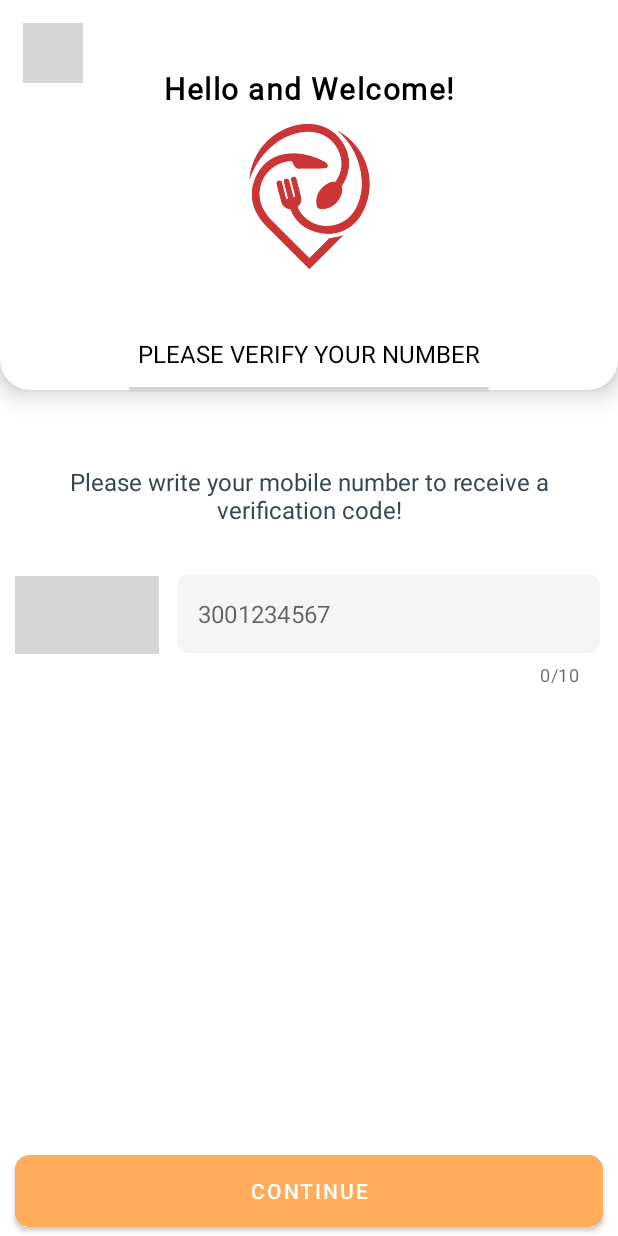
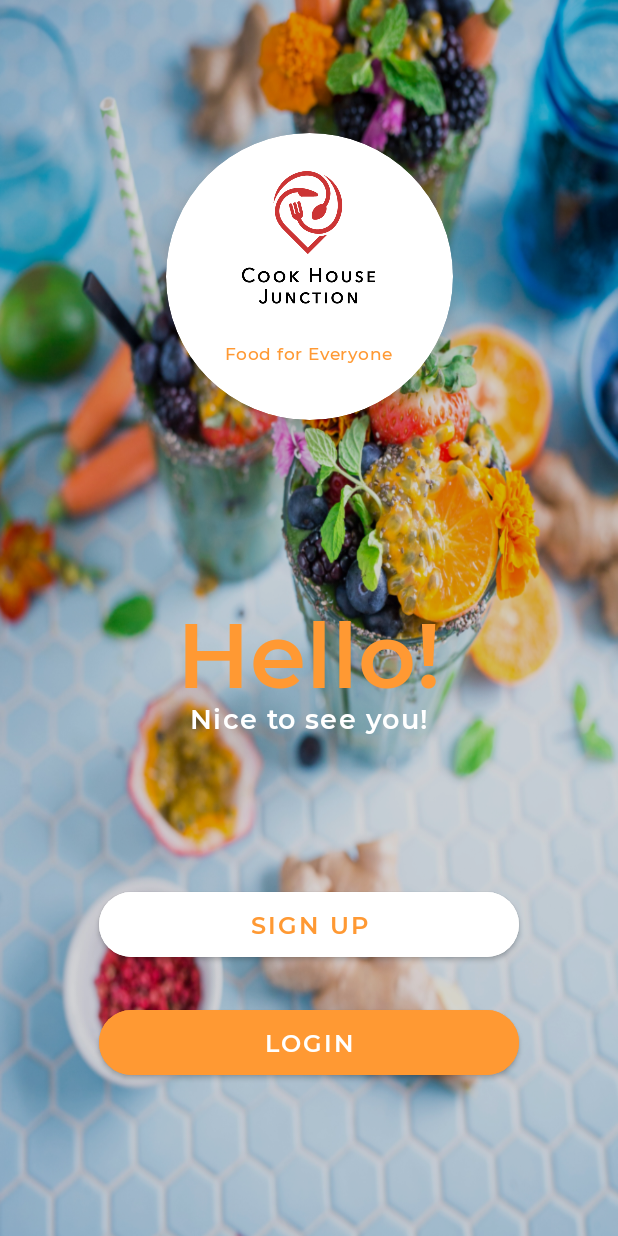
Before and after one commit to UzairAhmed7623/FoodBox, an Android app: the screen it shows after launch (Login before the commit, Welcome after it), on a phone screen of 412 x 824 dp. Run offline under Robolectric (Android 15) with nearby library versions, the light colour scheme and no system bars; libraries missing offline, so code that uses them is left out: com.daimajia.androidanimations, com.podcopic.animationlib; plain views replace CountryCodePicker; 5 statements that could not run were skipped; grey boxes are pictures that could not be loaded.

Commit message:
Commit 12!

```diff
--- a/app/build.gradle
+++ b/app/build.gradle
@@ -138,4 +138,10 @@ dependencies {
 
     implementation 'com.flaviofaria:kenburnsview:1.0.7'
 
+    implementation 'com.github.AppIntro:AppIntro:6.1.0'
+
+    implementation 'com.daimajia.androidanimations:library:2.4@aar'
+
+    implementation 'com.github.ratty3697:android-smart-animation-library:1.6'
+
 }
--- /dev/null
+++ b/app/src/main/java/com/inkhornsolutions/foodbox/Welcome.java
@@ -0,0 +1,70 @@
+package com.inkhornsolutions.foodbox;
+
+import androidx.appcompat.app.AppCompatActivity;
+import androidx.cardview.widget.CardView;
+
+import android.os.Bundle;
+import android.os.Handler;
+import android.view.View;
+import android.view.WindowManager;
+import android.widget.TextView;
+
+import com.daimajia.androidanimations.library.Techniques;
+import com.daimajia.androidanimations.library.YoYo;
+import com.google.android.material.button.MaterialButton;
+import com.podcopic.animationlib.library.AnimationType;
+import com.podcopic.animationlib.library.StartSmartAnimation;
+
+public class Welcome extends AppCompatActivity {
+
+    private TextView tvHello, tvHello2;
+    private CardView cardView;
+    private MaterialButton btnSignUp, btnLogin;
+
+    @Override
+    protected void onCreate(Bundle savedInstanceState) {
+        super.onCreate(savedInstanceState);
+        setContentView(R.layout.activity_welcome);
+
+        getWindow().setFlags(WindowManager.LayoutParams.FLAG_FULLSCREEN, WindowManager.LayoutParams.FLAG_FULLSCREEN);
+
+        tvHello = (TextView) findViewById(R.id.tvHello);
+        tvHello2 = (TextView) findViewById(R.id.tvHello2);
+        cardView = (CardView) findViewById(R.id.cardView);
+        btnSignUp = (MaterialButton) findViewById(R.id.btnSignUp);
+        btnLogin = (MaterialButton) findViewById(R.id.btnLogin);
+
+        StartSmartAnimation.startAnimation( tvHello,
+                AnimationType.FadeInRight , 2000 , 0 , true,300);
+
+        StartSmartAnimation.startAnimation( tvHello2,
+                AnimationType.FadeInLeft , 2000 , 0 , true, 300);
+
+
+        new Handler().postDelayed(new Runnable() {
+            @Override
+            public void run() {
+                cardView.setVisibility(View.VISIBLE);
+
+                StartSmartAnimation.startAnimation( cardView,
+                        AnimationType.RollIn , 2000 , 0 , true, 300);
+
+            }
+        },2000);
+
+        new Handler().postDelayed(new Runnable() {
+            @Override
+            public void run() {
+                btnSignUp.setVisibility(View.VISIBLE);
+                btnLogin.setVisibility(View.VISIBLE);
+
+                StartSmartAnimation.startAnimation( btnSignUp,
+                        AnimationType.ShakeBand , 2000 , 0 , true, 300);
+
+                StartSmartAnimation.startAnimation( btnLogin,
+                        AnimationType.ShakeBand , 2000 , 0 , true, 300);
+
+            }
+        },4000);
+    }
+}
--- a/app/src/main/res/layout/activity_login.xml
+++ b/app/src/main/res/layout/activity_login.xml
@@ -169,7 +169,10 @@
             android:layout_width="match_parent"
             android:layout_height="60dp"
             android:layout_alignParentBottom="true"
-            android:layout_margin="10dp"
+            android:layout_marginStart="10dp"
+            android:layout_marginTop="10dp"
+            android:layout_marginEnd="10dp"
+            android:layout_marginBottom="10dp"
             android:backgroundTint="@color/myColorSecond"
             android:text="CONTINUE"
             android:textColor="@android:color/white"
--- /dev/null
+++ b/app/src/main/res/layout/activity_welcome.xml
@@ -0,0 +1,126 @@
+<?xml version="1.0" encoding="utf-8"?>
+<androidx.constraintlayout.widget.ConstraintLayout xmlns:android="http://schemas.android.com/apk/res/android"
+    xmlns:app="http://schemas.android.com/apk/res-auto"
+    xmlns:tools="http://schemas.android.com/tools"
+    android:layout_width="match_parent"
+    android:layout_height="match_parent"
+    android:background="@drawable/first_screen"
+    tools:context=".Welcome">
+
+    <androidx.cardview.widget.CardView
+        android:id="@+id/cardView"
+        android:layout_width="191dp"
+        android:layout_height="191dp"
+        app:cardCornerRadius="95.5dp"
+        app:cardElevation="15dp"
+        android:visibility="invisible"
+        app:layout_constraintBottom_toBottomOf="parent"
+        app:layout_constraintEnd_toEndOf="parent"
+        app:layout_constraintStart_toStartOf="parent"
+        app:layout_constraintTop_toTopOf="parent"
+        app:layout_constraintVertical_bias="0.14">
+
+        <RelativeLayout
+            android:layout_width="match_parent"
+            android:layout_height="wrap_content"
+            app:layout_constraintBottom_toBottomOf="parent"
+            app:layout_constraintEnd_toEndOf="parent"
+            app:layout_constraintStart_toStartOf="parent"
+            app:layout_constraintTop_toTopOf="parent">
+
+            <ImageView
+                android:id="@+id/icon"
+                android:layout_width="91dp"
+                android:layout_height="94dp"
+                android:layout_centerHorizontal="true"
+                android:layout_marginTop="25dp"
+                android:src="@drawable/chj_logo" />
+
+            <TextView
+                android:id="@+id/textView"
+                android:layout_width="wrap_content"
+                android:layout_height="wrap_content"
+                android:layout_below="@+id/icon"
+                android:layout_centerHorizontal="true"
+                android:layout_marginTop="20dp"
+                android:fontFamily="@font/montserrat_medium"
+                android:letterSpacing="0.03"
+                android:text="Food for Everyone"
+                android:textColor="@color/myColor"
+                android:textSize="11sp" />
+
+        </RelativeLayout>
+
+    </androidx.cardview.widget.CardView>
+
+    <TextView
+        android:id="@+id/tvHello"
+        android:layout_width="wrap_content"
+        android:layout_height="wrap_content"
+        android:fontFamily="@font/montserrat_semi_bold"
+        android:includeFontPadding="false"
+        android:text="Hello!"
+        android:textColor="@color/myColor"
+        android:textSize="60sp"
+        app:elevation="20dp"
+        app:layout_constraintBottom_toBottomOf="parent"
+        app:layout_constraintEnd_toEndOf="parent"
+        app:layout_constraintStart_toStartOf="parent"
+        app:layout_constraintTop_toTopOf="parent"
+        app:layout_constraintVertical_bias="0.534" />
+
+    <TextView
+        android:id="@+id/tvHello2"
+        android:layout_width="wrap_content"
+        android:layout_height="wrap_content"
+        android:fontFamily="@font/montserrat_semi_bold"
+        android:letterSpacing="0.05"
+        android:text="Nice to see you!"
+        android:textColor="@color/white"
+        android:textSize="18sp"
+        app:elevation="20dp"
+        app:layout_constraintBottom_toBottomOf="parent"
+        app:layout_constraintEnd_toEndOf="parent"
+        app:layout_constraintStart_toStartOf="parent"
+        app:layout_constraintTop_toTopOf="parent"
+        app:layout_constraintVertical_bias="0.584" />
+
+    <com.google.android.material.button.MaterialButton
+        android:id="@+id/btnSignUp"
+        android:layout_width="280dp"
+        android:layout_height="55dp"
+        android:backgroundTint="@color/white"
+        android:fontFamily="@font/montserrat_semi_bold"
+        android:text="Sign Up"
+        android:textColor="@color/myColor"
+        android:textSize="16sp"
+        app:cornerRadius="100dp"
+        app:elevation="20dp"
+        android:visibility="invisible"
+        app:layout_constraintBottom_toBottomOf="parent"
+        app:layout_constraintEnd_toEndOf="parent"
+        app:layout_constraintStart_toStartOf="parent"
+        app:layout_constraintTop_toTopOf="parent"
+        app:layout_constraintVertical_bias="0.766"
+        app:rippleColor="@color/myColor" />
+
+    <com.google.android.material.button.MaterialButton
+        android:id="@+id/btnLogin"
+        android:layout_width="280dp"
+        android:layout_height="55dp"
+        android:backgroundTint="@color/myColor"
+        android:fontFamily="@font/montserrat_semi_bold"
+        android:text="Login"
+        android:textColor="@color/white"
+        android:textSize="16sp"
+        app:cornerRadius="100dp"
+        app:elevation="20dp"
+        android:visibility="invisible"
+        app:layout_constraintBottom_toBottomOf="parent"
+        app:layout_constraintEnd_toEndOf="parent"
+        app:layout_constraintStart_toStartOf="parent"
+        app:layout_constraintTop_toTopOf="parent"
+        app:layout_constraintVertical_bias="0.868"
+        app:rippleColor="@color/white" />
+
+</androidx.constraintlayout.widget.ConstraintLayout>
```
Also changed, not shown: app/src/main/AndroidManifest.xml (+16 -8 lines), app/src/main/java/com/inkhornsolutions/foodbox/FirstProfile.java (+150 -0 lines), app/src/main/res/layout/activity_splash_screen.xml (+9 -9 lines), app/src/main/res/drawable/first_screen.png (added), app/src/main/res/drawable/signin_screen.png (added), app/src/main/res/drawable/signup_screen.png (added).
